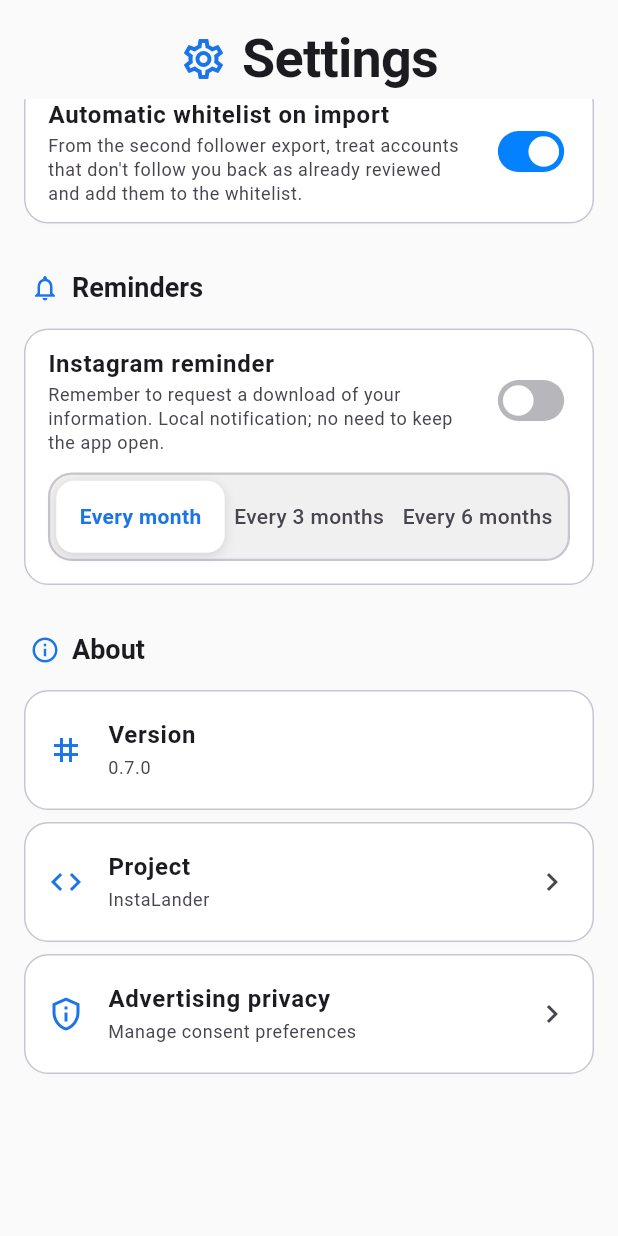
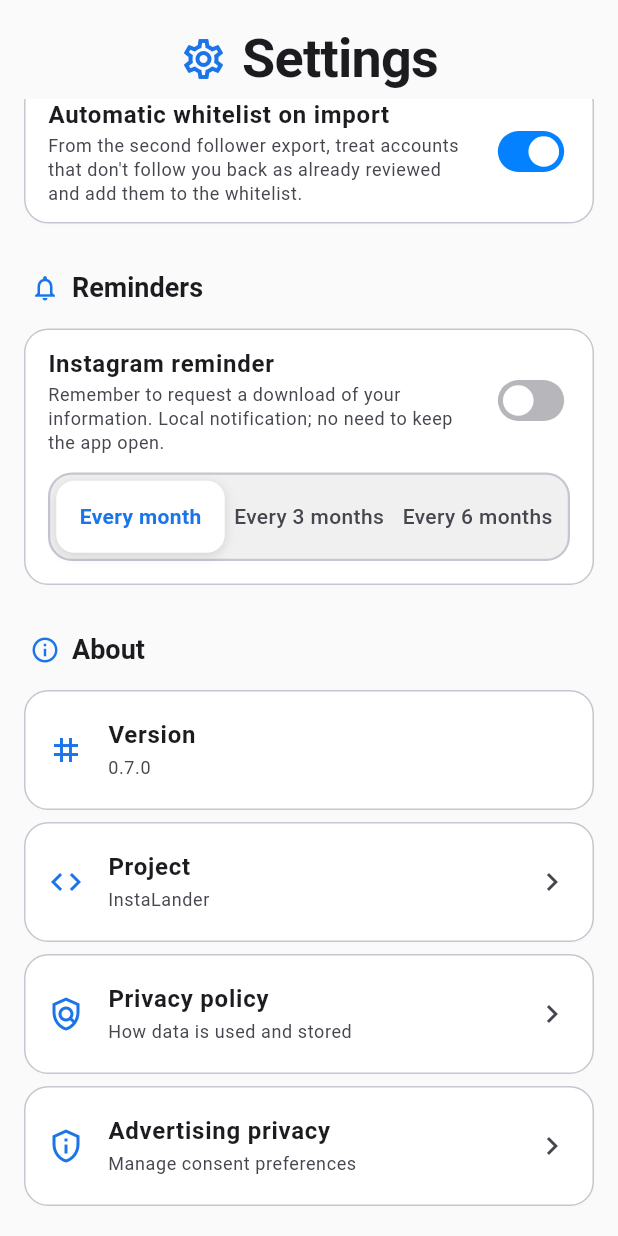
Before and after one commit to SimpleDevPerson/InstaLander, a Flutter app: the SettingsScreen screen opened by its route, scrolled down 978 dp, on a phone screen of 412 x 824 dp. Run offline on Flutter 3.47's test engine with Material 3 defaults, Android fonts, the phone set to English and light mode, and no system bars; our stand-ins replace file_picker, google_mobile_ads, shared_preferences; missing offline and left inert: android_file_picker; accounts and stored records are empty.

Commit message:
Add bilingual privacy policy and in-app link

```diff
--- a/lib/l10n/app_en.arb
+++ b/lib/l10n/app_en.arb
@@ -231,5 +231,8 @@
   "removeWhitelistConfirmation": "Remove \"{arg0}\" from your whitelist?\nIt will appear in the non-follower list again.",
   "hideDebug": "Hide debug options",
   "hideDebugDescription": "You can show them again by tapping the version 10 times.",
-  "debugHidden": "Debug options hidden."
+  "debugHidden": "Debug options hidden.",
+  "privacyPolicy": "Privacy policy",
+  "privacyPolicyDescription": "How data is used and stored",
+  "cannotOpenPrivacyPolicy": "Unable to open the privacy policy."
 }
--- a/lib/l10n/app_it.arb
+++ b/lib/l10n/app_it.arb
@@ -408,5 +408,8 @@
   },
   "hideDebug": "Nascondi opzioni di debug",
   "hideDebugDescription": "Puoi mostrarle di nuovo con 10 tocchi sulla versione.",
-  "debugHidden": "Opzioni di debug nascoste."
+  "debugHidden": "Opzioni di debug nascoste.",
+  "privacyPolicy": "Informativa sulla privacy",
+  "privacyPolicyDescription": "Come vengono utilizzati e conservati i dati",
+  "cannotOpenPrivacyPolicy": "Impossibile aprire l’informativa sulla privacy."
 }
--- a/lib/l10n/app_localizations.dart
+++ b/lib/l10n/app_localizations.dart
@@ -1489,6 +1489,24 @@ abstract class AppLocalizations {
   /// In it, this message translates to:
   /// **'Opzioni di debug nascoste.'**
   String get debugHidden;
+
+  /// No description provided for @privacyPolicy.
+  ///
+  /// In it, this message translates to:
+  /// **'Informativa sulla privacy'**
+  String get privacyPolicy;
+
+  /// No description provided for @privacyPolicyDescription.
+  ///
+  /// In it, this message translates to:
+  /// **'Come vengono utilizzati e conservati i dati'**
+  String get privacyPolicyDescription;
+
+  /// No description provided for @cannotOpenPrivacyPolicy.
+  ///
+  /// In it, this message translates to:
+  /// **'Impossibile aprire l’informativa sulla privacy.'**
+  String get cannotOpenPrivacyPolicy;
 }
 
 class _AppLocalizationsDelegate
--- a/lib/l10n/app_localizations_en.dart
+++ b/lib/l10n/app_localizations_en.dart
@@ -791,4 +791,13 @@ class AppLocalizationsEn extends AppLocalizations {
 
   @override
   String get debugHidden => 'Debug options hidden.';
+
+  @override
+  String get privacyPolicy => 'Privacy policy';
+
+  @override
+  String get privacyPolicyDescription => 'How data is used and stored';
+
+  @override
+  String get cannotOpenPrivacyPolicy => 'Unable to open the privacy policy.';
 }
--- a/lib/l10n/app_localizations_it.dart
+++ b/lib/l10n/app_localizations_it.dart
@@ -796,4 +796,15 @@ class AppLocalizationsIt extends AppLocalizations {
 
   @override
   String get debugHidden => 'Opzioni di debug nascoste.';
+
+  @override
+  String get privacyPolicy => 'Informativa sulla privacy';
+
+  @override
+  String get privacyPolicyDescription =>
+      'Come vengono utilizzati e conservati i dati';
+
+  @override
+  String get cannotOpenPrivacyPolicy =>
+      'Impossibile aprire l’informativa sulla privacy.';
 }
--- a/lib/screens/settings_screen.dart
+++ b/lib/screens/settings_screen.dart
@@ -493,6 +493,13 @@ class _SettingsScreenState extends State<SettingsScreen> {
                       ),
                       _buildActionTile(
                         context,
+                        context.l10n.privacyPolicy,
+                        context.l10n.privacyPolicyDescription,
+                        Icons.policy_outlined,
+                        () => unawaited(_openPrivacyPolicy(context)),
+                      ),
+                      _buildActionTile(
+                        context,
                         context.l10n.advertisingPrivacy,
                         context.l10n.manageConsent,
                         Icons.privacy_tip_outlined,
@@ -571,6 +578,22 @@ class _SettingsScreenState extends State<SettingsScreen> {
         context,
       ).showSnackBar(SnackBar(content: Text(context.l10n.savePreferenceError)));
     }
+  }
+
+  Future<void> _openPrivacyPolicy(BuildContext context) async {
+    try {
+      final opened = await launchUrl(
+        Uri.parse('https://simpledevperson.github.io/InstaLander/'),
+        mode: LaunchMode.externalApplication,
+      );
+      if (opened) return;
+    } catch (_) {
+      // Report both launch failures and unavailable URL handlers below.
+    }
+    if (!context.mounted) return;
+    ScaffoldMessenger.of(context).showSnackBar(
+      SnackBar(content: Text(context.l10n.cannotOpenPrivacyPolicy)),
+    );
   }
 
   Future<void> _openProject(BuildContext context) async {
```
Also changed, not shown: 3 other files.
